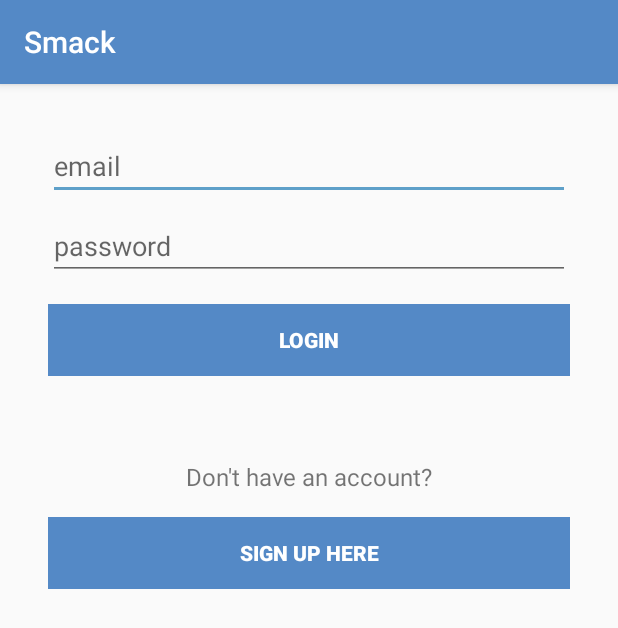
After one commit to rohanwaugh/Smack, an Android app: the LoginActivity screen opened directly, with no data from a screen before it, on a phone screen of 412 x 824 dp. The commit adds this screen. Shown: the top 628 px of the screen. Run offline under Robolectric (Android 15) with nearby library versions, the phone set to English and light mode, and no system bars.

Commit message:
LoginActivity design implemented

```diff
--- a/app/src/main/AndroidManifest.xml
+++ b/app/src/main/AndroidManifest.xml
@@ -8,6 +8,7 @@
         android:label="@string/app_name"
         android:supportsRtl="true"
         android:theme="@style/AppTheme">
+        <activity android:name=".LoginActivity"></activity>
         <activity
             android:name=".MainActivity"
             android:label="@string/app_name"
--- /dev/null
+++ b/app/src/main/java/com/android/smack/LoginActivity.kt
@@ -0,0 +1,22 @@
+package com.android.smack
+
+import androidx.appcompat.app.AppCompatActivity
+import android.os.Bundle
+import android.view.View
+
+class LoginActivity : AppCompatActivity() {
+
+    override fun onCreate(savedInstanceState: Bundle?) {
+        super.onCreate(savedInstanceState)
+        setContentView(R.layout.activity_login)
+    }
+
+
+    fun signUpButtonClicked(view: View) {
+
+    }
+
+    fun loginButtonClicked(view: View) {
+
+    }
+}
--- /dev/null
+++ b/app/src/main/res/layout/activity_login.xml
@@ -0,0 +1,85 @@
+<?xml version="1.0" encoding="utf-8"?>
+<androidx.constraintlayout.widget.ConstraintLayout xmlns:android="http://schemas.android.com/apk/res/android"
+    xmlns:app="http://schemas.android.com/apk/res-auto"
+    xmlns:tools="http://schemas.android.com/tools"
+    android:layout_width="match_parent"
+    android:layout_height="match_parent"
+    tools:context=".LoginActivity">
+
+    <EditText
+        android:id="@+id/loginEmailText"
+        android:layout_width="0dp"
+        android:layout_height="wrap_content"
+        android:layout_marginStart="32dp"
+        android:layout_marginTop="32dp"
+        android:layout_marginEnd="32dp"
+        android:ems="10"
+        android:hint="@string/email_hint_text"
+        android:inputType="textEmailAddress"
+        app:layout_constraintEnd_toEndOf="parent"
+        app:layout_constraintStart_toStartOf="parent"
+        app:layout_constraintTop_toTopOf="parent" />
+
+    <EditText
+        android:id="@+id/loginPasswordText"
+        android:layout_width="0dp"
+        android:layout_height="wrap_content"
+        android:layout_marginStart="32dp"
+        android:layout_marginTop="8dp"
+        android:layout_marginEnd="32dp"
+        android:ems="10"
+        android:hint="@string/password_hint_text"
+        android:inputType="textPassword"
+        app:layout_constraintEnd_toEndOf="parent"
+        app:layout_constraintStart_toStartOf="parent"
+        app:layout_constraintTop_toBottomOf="@+id/loginEmailText" />
+
+    <Button
+        android:id="@+id/loginButton"
+        style="?android:attr/borderlessButtonStyle"
+        android:layout_width="0dp"
+        android:layout_height="wrap_content"
+        android:layout_marginStart="32dp"
+        android:layout_marginTop="16dp"
+        android:layout_marginEnd="32dp"
+        android:background="@color/colorPrimary"
+        android:onClick="loginButtonClicked"
+        android:text="@string/login_button_text"
+        android:textAllCaps="true"
+        android:textColor="@android:color/white"
+        android:textStyle="bold"
+        app:layout_constraintEnd_toEndOf="parent"
+        app:layout_constraintStart_toStartOf="parent"
+        app:layout_constraintTop_toBottomOf="@+id/loginPasswordText" />
+
+    <TextView
+        android:id="@+id/textView"
+        android:layout_width="0dp"
+        android:layout_height="wrap_content"
+        android:layout_marginStart="32dp"
+        android:layout_marginTop="56dp"
+        android:layout_marginEnd="32dp"
+        android:text="@string/no_account_text"
+        android:textAlignment="center"
+        android:textSize="16sp"
+        app:layout_constraintEnd_toEndOf="parent"
+        app:layout_constraintStart_toStartOf="parent"
+        app:layout_constraintTop_toBottomOf="@+id/loginButton" />
+
+    <Button
+        android:id="@+id/signUpButton"
+        style="?android:attr/borderlessButtonStyle"
+        android:layout_width="0dp"
+        android:layout_height="wrap_content"
+        android:layout_marginStart="32dp"
+        android:layout_marginTop="16dp"
+        android:layout_marginEnd="32dp"
+        android:background="@color/colorPrimary"
+        android:onClick="signUpButtonClicked"
+        android:text="@string/sign_up_button_text"
+        android:textColor="@android:color/white"
+        android:textStyle="bold"
+        app:layout_constraintEnd_toEndOf="parent"
+        app:layout_constraintStart_toStartOf="parent"
+        app:layout_constraintTop_toBottomOf="@+id/textView" />
+</androidx.constraintlayout.widget.ConstraintLayout>
--- a/app/src/main/res/values/strings.xml
+++ b/app/src/main/res/values/strings.xml
@@ -12,6 +12,10 @@
     <string name="menu_slideshow">Slideshow</string>
 
     <string name="home_second">Home Second</string>
-    <string name="login_button">Login</string>
+    <string name="login_button_text">Login</string>
     <string name="hint_text">message:</string>
+    <string name="email_hint_text">email</string>
+    <string name="password_hint_text">password</string>
+    <string name="no_account_text">Don\'t have an account?</string>
+    <string name="sign_up_button_text">SIGN UP HERE</string>
 </resources>
```
Also changed, not shown: app/src/main/java/com/android/smack/MainActivity.kt (+15 -38 lines), app/src/main/res/layout/activity_main.xml (+10 -10 lines), app/src/main/res/layout/fragment_gallery.xml (deleted, +0 -22 lines), app/src/main/res/layout/fragment_home.xml (deleted, +0 -22 lines), app/src/main/res/layout/fragment_slideshow.xml (deleted, +0 -22 lines), app/src/main/res/layout/nav_header_main.xml (+8 -7 lines), app/src/main/res/navigation/mobile_navigation.xml (deleted, +0 -43 lines).
